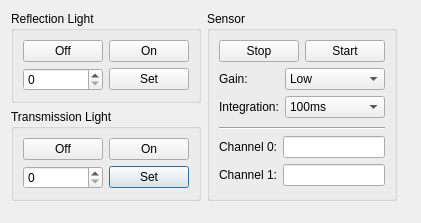
This is software/desktop/remotecontroldialog.ui in dektronics/printalyzer-densitometer as Qt 5 draws it before an edit. The edited form follows.
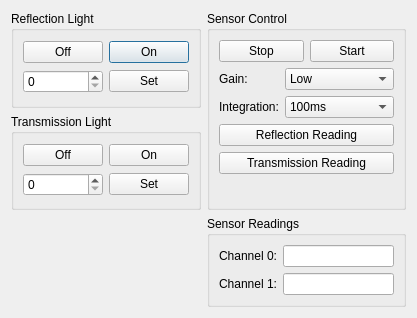
This is the edited form.

Commit message: Add desktop app control of the new raw sensor read command

Patch:
```diff
--- a/software/desktop/remotecontroldialog.ui
+++ b/software/desktop/remotecontroldialog.ui
@@ -6,65 +6,17 @@
    <rect>
     <x>0</x>
     <y>0</y>
-    <width>421</width>
-    <height>223</height>
+    <width>417</width>
+    <height>318</height>
    </rect>
   </property>
   <property name="windowTitle">
    <string>Remote Control</string>
   </property>
   <layout class="QGridLayout" name="gridLayout_3">
-   <item row="0" column="2">
-    <spacer name="horizontalSpacer">
-     <property name="orientation">
-      <enum>Qt::Horizontal</enum>
-     </property>
-     <property name="sizeHint" stdset="0">
-      <size>
-       <width>40</width>
-       <height>20</height>
-      </size>
-     </property>
-    </spacer>
-   </item>
-   <item row="1" column="0">
-    <widget class="QGroupBox" name="tranGroupBox">
-     <property name="title">
-      <string>Transmission Light</string>
-     </property>
-     <layout class="QGridLayout" name="gridLayout_2">
-      <item row="1" column="0">
-       <widget class="QSpinBox" name="tranSpinBox">
-        <property name="maximum">
-         <number>128</number>
-        </property>
-       </widget>
-      </item>
-      <item row="1" column="1">
-       <widget class="QPushButton" name="tranSetPushButton">
-        <property name="text">
-         <string>Set</string>
-        </property>
-       </widget>
-      </item>
       <item row="0" column="0">
-       <widget class="QPushButton" name="tranOffPushButton">
-        <property name="text">
-         <string>Off</string>
-        </property>
-       </widget>
-      </item>
-      <item row="0" column="1">
-       <widget class="QPushButton" name="tranOnPushButton">
-        <property name="text">
-         <string>On</string>
-        </property>
-       </widget>
-      </item>
-     </layout>
-    </widget>
-   </item>
-   <item row="0" column="0">
+    <layout class="QVBoxLayout" name="verticalLayout_2">
+     <item>
     <widget class="QGroupBox" name="reflGroupBox">
      <property name="title">
       <string>Reflection Light</string>
@@ -77,6 +29,13 @@
         </property>
        </widget>
       </item>
+        <item row="0" column="1">
+         <widget class="QPushButton" name="reflOnPushButton">
+          <property name="text">
+           <string>On</string>
+          </property>
+         </widget>
+        </item>
       <item row="1" column="1">
        <widget class="QPushButton" name="reflSetPushButton">
         <property name="text">
@@ -91,20 +50,52 @@
         </property>
        </widget>
       </item>
+       </layout>
+      </widget>
+     </item>
+     <item>
+      <widget class="QGroupBox" name="tranGroupBox">
+       <property name="title">
+        <string>Transmission Light</string>
+       </property>
+       <layout class="QGridLayout" name="gridLayout_2">
+        <item row="1" column="0">
+         <widget class="QSpinBox" name="tranSpinBox">
+          <property name="maximum">
+           <number>128</number>
+          </property>
+         </widget>
+        </item>
+        <item row="1" column="1">
+         <widget class="QPushButton" name="tranSetPushButton">
+          <property name="text">
+           <string>Set</string>
+          </property>
+         </widget>
+        </item>
       <item row="0" column="1">
-       <widget class="QPushButton" name="reflOnPushButton">
+         <widget class="QPushButton" name="tranOnPushButton">
         <property name="text">
          <string>On</string>
         </property>
        </widget>
       </item>
+        <item row="0" column="0">
+         <widget class="QPushButton" name="tranOffPushButton">
+          <property name="text">
+           <string>Off</string>
+          </property>
+         </widget>
+        </item>
      </layout>
     </widget>
    </item>
-   <item row="0" column="1" rowspan="2">
+    </layout>
+   </item>
+   <item row="0" column="1">
     <widget class="QGroupBox" name="sensorGroupBox">
      <property name="title">
-      <string>Sensor</string>
+      <string>Sensor Control</string>
      </property>
      <layout class="QVBoxLayout" name="verticalLayout">
       <item>
@@ -134,13 +125,6 @@
           </property>
          </widget>
         </item>
-        <item row="1" column="0">
-         <widget class="QLabel" name="intLabel">
-          <property name="text">
-           <string>Integration:</string>
-          </property>
-         </widget>
-        </item>
         <item row="0" column="1">
          <widget class="QComboBox" name="gainComboBox">
           <item>
@@ -165,6 +149,13 @@
           </item>
          </widget>
         </item>
+        <item row="1" column="0">
+         <widget class="QLabel" name="intLabel">
+          <property name="text">
+           <string>Integration:</string>
+          </property>
+         </widget>
+        </item>
         <item row="1" column="1">
          <widget class="QComboBox" name="intComboBox">
           <item>
@@ -202,14 +193,41 @@
        </layout>
       </item>
       <item>
-       <widget class="Line" name="line">
+       <widget class="QPushButton" name="reflReadPushButton">
+        <property name="text">
+         <string>Reflection Reading</string>
+        </property>
+       </widget>
+      </item>
+      <item>
+       <widget class="QPushButton" name="tranReadPushButton">
+        <property name="text">
+         <string>Transmission Reading</string>
+        </property>
+       </widget>
+      </item>
+      <item>
+       <spacer name="verticalSpacer">
         <property name="orientation">
-         <enum>Qt::Horizontal</enum>
+         <enum>Qt::Vertical</enum>
         </property>
-       </widget>
-      </item>
-      <item>
-       <layout class="QFormLayout" name="formLayout_2">
+        <property name="sizeHint" stdset="0">
+         <size>
+          <width>20</width>
+          <height>40</height>
+         </size>
+        </property>
+       </spacer>
+      </item>
+     </layout>
+    </widget>
+   </item>
+   <item row="1" column="1">
+    <widget class="QGroupBox" name="groupBox">
+     <property name="title">
+      <string>Sensor Readings</string>
+     </property>
+     <layout class="QFormLayout" name="formLayout_3">
         <item row="0" column="0">
          <widget class="QLabel" name="ch0Label">
           <property name="text">
@@ -217,6 +235,13 @@
           </property>
          </widget>
         </item>
+      <item row="0" column="1">
+       <widget class="QLineEdit" name="ch0LineEdit">
+        <property name="readOnly">
+         <bool>true</bool>
+        </property>
+       </widget>
+      </item>
         <item row="1" column="0">
          <widget class="QLabel" name="ch1Label">
           <property name="text">
@@ -224,13 +249,6 @@
           </property>
          </widget>
         </item>
-        <item row="0" column="1">
-         <widget class="QLineEdit" name="ch0LineEdit">
-          <property name="readOnly">
-           <bool>true</bool>
-          </property>
-         </widget>
-        </item>
         <item row="1" column="1">
          <widget class="QLineEdit" name="ch1LineEdit">
           <property name="readOnly">
@@ -239,23 +257,8 @@
          </widget>
         </item>
        </layout>
-      </item>
-     </layout>
     </widget>
    </item>
-   <item row="2" column="0">
-    <spacer name="verticalSpacer">
-     <property name="orientation">
-      <enum>Qt::Vertical</enum>
-     </property>
-     <property name="sizeHint" stdset="0">
-      <size>
-       <width>20</width>
-       <height>40</height>
-      </size>
-     </property>
-    </spacer>
-   </item>
   </layout>
  </widget>
  <tabstops>
```
Left out of the diff: 2 changed lines with no effect on the pictures. Lines whose indentation alone changed are shown as unchanged. The commit also changes 4 other files.
